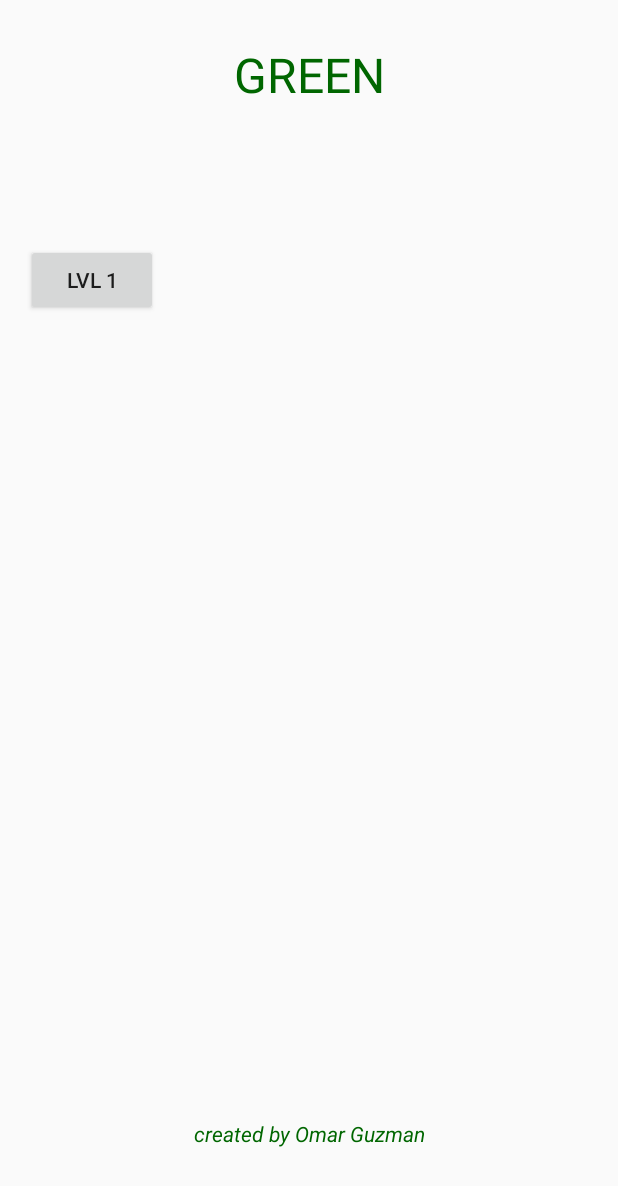
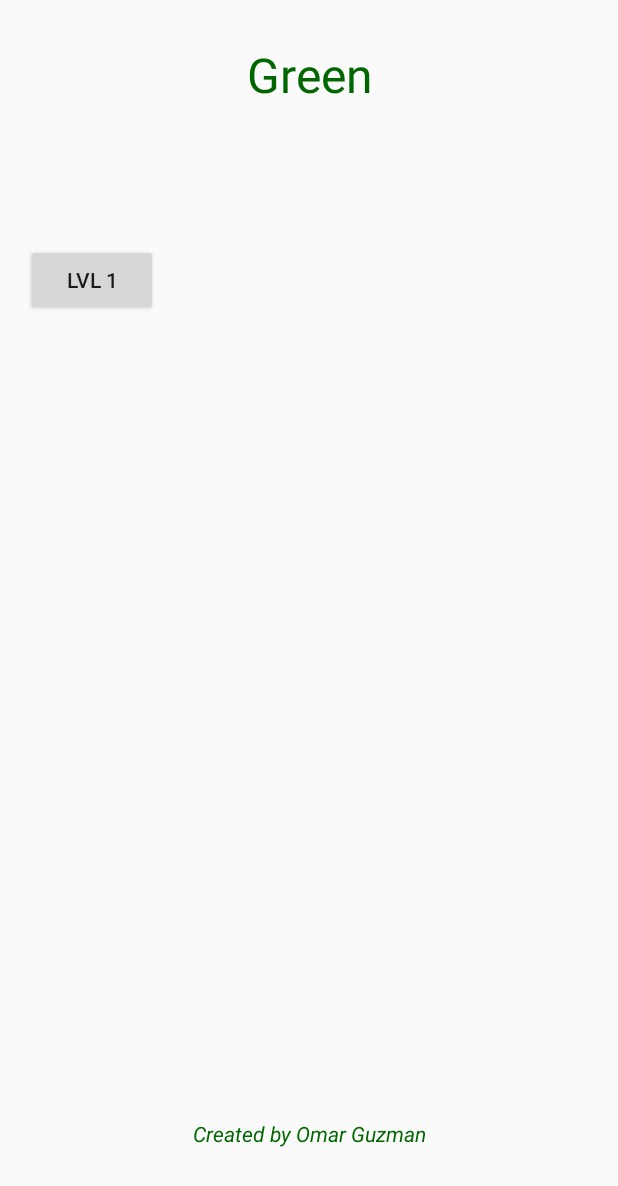
Before and after one commit to OmarGuz5/Green, an Android app: the GameMenuActivity screen opened directly, with no data from a screen before it, on a phone screen of 412 x 824 dp. Shown: the top 1186 px of the screen. Run offline under Robolectric (Android 15) with nearby library versions, the phone set to English and light mode, and no system bars.

Commit message:
Version 1.3 Updated Game Layout even more!

```diff
--- a/app/src/main/java/code/app/omarg/green/GameMenuActivity.java
+++ b/app/src/main/java/code/app/omarg/green/GameMenuActivity.java
@@ -2,15 +2,10 @@ package code.app.omarg.green;
 
 import android.content.Intent;
 import android.content.SharedPreferences;
+import android.os.Bundle;
 import android.support.v7.app.AppCompatActivity;
-import android.os.Bundle;
-import android.util.Log;
 import android.view.View;
 import android.widget.Button;
-
-import java.util.ArrayList;
-
-import code.app.omarg.green.R;
 
 public class GameMenuActivity extends AppCompatActivity {
 
@@ -29,7 +24,7 @@ public class GameMenuActivity extends AppCompatActivity {
             SharedPreferences sharedPref = getSharedPreferences("lvlCompleted", 0);
             SharedPreferences.Editor editor = sharedPref.edit();
             editor.clear();      //its clear all data.
-            editor.commit();  //Don't forgot to commit  SharedPreferences.
+            editor.apply();  //Don't forgot to commit  SharedPreferences.
 
         }
         if(lvl!=0) {
@@ -43,7 +38,7 @@ public class GameMenuActivity extends AppCompatActivity {
                 //put your value
                 editor.putInt("highestLvl", lvl);
                 //commits your edits
-                editor.commit();
+                editor.apply();
             }
             sharedPref = getSharedPreferences("lvlCompleted", 0);
             setButtonsToVisible(sharedPref.getInt("highestLvl",0));
--- a/app/src/main/res/layout/activity_game_menu.xml
+++ b/app/src/main/res/layout/activity_game_menu.xml
@@ -12,7 +12,7 @@
         android:layout_width="wrap_content"
         android:layout_height="wrap_content"
         android:onClick="lvl1"
-        android:text="Lvl 1"
+        android:text="@string/lvl1"
         app:layout_constraintBottom_toBottomOf="parent"
         app:layout_constraintHorizontal_bias="0.054"
         app:layout_constraintLeft_toLeftOf="parent"
@@ -25,7 +25,7 @@
         android:layout_width="wrap_content"
         android:layout_height="wrap_content"
         android:onClick="lvl2"
-        android:text="Lvl 2"
+        android:text="@string/lvl2"
         android:visibility="invisible"
         app:layout_constraintBottom_toBottomOf="parent"
         app:layout_constraintLeft_toLeftOf="parent"
@@ -38,7 +38,7 @@
         android:layout_width="wrap_content"
         android:layout_height="wrap_content"
         android:onClick="lvl3"
-        android:text="Lvl 3"
+        android:text="@string/lvl3"
         android:visibility="invisible"
         app:layout_constraintBottom_toBottomOf="parent"
         app:layout_constraintHorizontal_bias="0.945"
@@ -52,7 +52,7 @@
         android:layout_width="wrap_content"
         android:layout_height="wrap_content"
         android:onClick="lvl4"
-        android:text="Lvl 4"
+        android:text="@string/lvl4"
         android:visibility="invisible"
         app:layout_constraintBottom_toBottomOf="parent"
         app:layout_constraintHorizontal_bias="0.054"
@@ -66,7 +66,7 @@
         android:layout_width="wrap_content"
         android:layout_height="wrap_content"
         android:onClick="lvl5"
-        android:text="Lvl 5"
+        android:text="@string/lvl5"
         android:visibility="invisible"
         app:layout_constraintBottom_toBottomOf="parent"
         app:layout_constraintLeft_toLeftOf="parent"
@@ -79,7 +79,7 @@
         android:layout_width="wrap_content"
         android:layout_height="wrap_content"
         android:onClick="lvl6"
-        android:text="Lvl 6"
+        android:text="@string/lvl6"
         android:visibility="invisible"
         app:layout_constraintBottom_toBottomOf="parent"
         app:layout_constraintHorizontal_bias="0.945"
@@ -93,7 +93,7 @@
         android:layout_width="wrap_content"
         android:layout_height="wrap_content"
         android:onClick="lvl7"
-        android:text="Lvl 7"
+        android:text="@string/lvl7"
         android:visibility="invisible"
         app:layout_constraintBottom_toBottomOf="parent"
         app:layout_constraintHorizontal_bias="0.054"
@@ -107,7 +107,7 @@
         android:layout_width="wrap_content"
         android:layout_height="wrap_content"
         android:onClick="lvl8"
-        android:text="lvl 8"
+        android:text="@string/lvl8"
         android:visibility="invisible"
         app:layout_constraintBottom_toBottomOf="parent"
         app:layout_constraintLeft_toLeftOf="parent"
@@ -120,7 +120,7 @@
         android:layout_width="wrap_content"
         android:layout_height="wrap_content"
         android:onClick="lvl9"
-        android:text="lvl 9"
+        android:text="@string/lvl9"
         android:visibility="invisible"
         app:layout_constraintBottom_toBottomOf="parent"
         app:layout_constraintHorizontal_bias="0.945"
@@ -134,7 +134,7 @@
         android:layout_width="wrap_content"
         android:layout_height="wrap_content"
         android:onClick="lvl10"
-        android:text="lvl 10"
+        android:text="@string/lvl10"
         android:visibility="invisible"
         app:layout_constraintBottom_toBottomOf="parent"
         app:layout_constraintLeft_toLeftOf="parent"
@@ -147,7 +147,7 @@
         android:layout_width="wrap_content"
         android:layout_height="wrap_content"
         android:layout_marginTop="28dp"
-        android:text="GREEN"
+        android:text="@string/app_name"
         android:textAlignment="center"
         android:textColor="#FF006600"
         android:textSize="32sp"
@@ -161,7 +161,7 @@
         android:layout_height="wrap_content"
         android:layout_marginBottom="8dp"
         android:layout_marginTop="492dp"
-        android:text="created by Omar Guzman"
+        android:text="@string/author"
         android:textAlignment="center"
         android:textColor="#FF006600"
         android:textSize="14sp"
--- a/app/src/main/res/values/strings.xml
+++ b/app/src/main/res/values/strings.xml
@@ -1,3 +1,22 @@
 <resources>
     <string name="app_name">Green</string>
+
+    <string name="lvl1">lvl 1</string>
+    <string name="lvl2">lvl 2</string>
+    <string name="lvl3">lvl 3</string>
+    <string name="lvl4">lvl 4</string>
+    <string name="lvl5">lvl 5</string>
+    <string name="lvl6">lvl 6</string>
+    <string name="lvl7">lvl 7</string>
+    <string name="lvl8">lvl 8</string>
+    <string name="lvl9">lvl 9</string>
+    <string name="lvl10">lvl 10</string>
+
+    <string name="author">Created by Omar Guzman</string>
+
+    <string name="winner">YOU WIN!</string>
+    <string name="menu">MENU</string>
+    <string name="redu">REDO</string>
+
+
 </resources>
```
Also changed, not shown: app/src/main/java/code/app/omarg/green/LevelCompleteActivity.java (+3 -4 lines), app/src/main/java/code/app/omarg/green/MainActivity.java (+3 -7 lines), app/src/main/res/layout/activity_level_complete.xml (+4 -5 lines), app/src/main/res/layout/activity_main.xml (+3 -18 lines).
